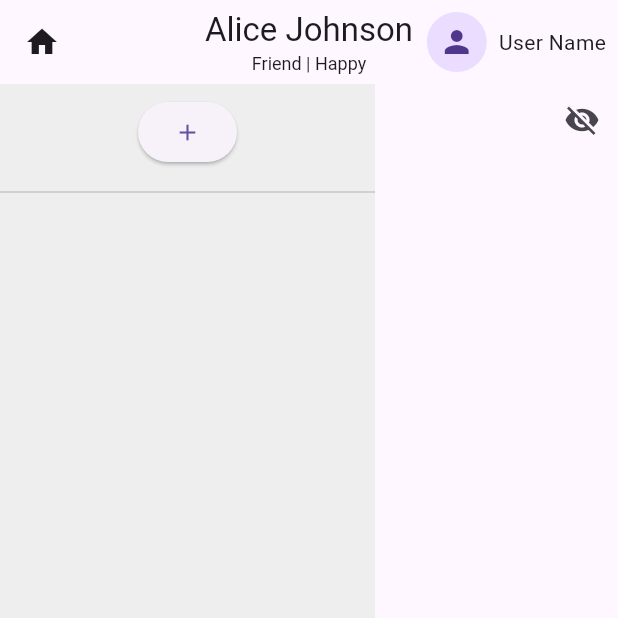
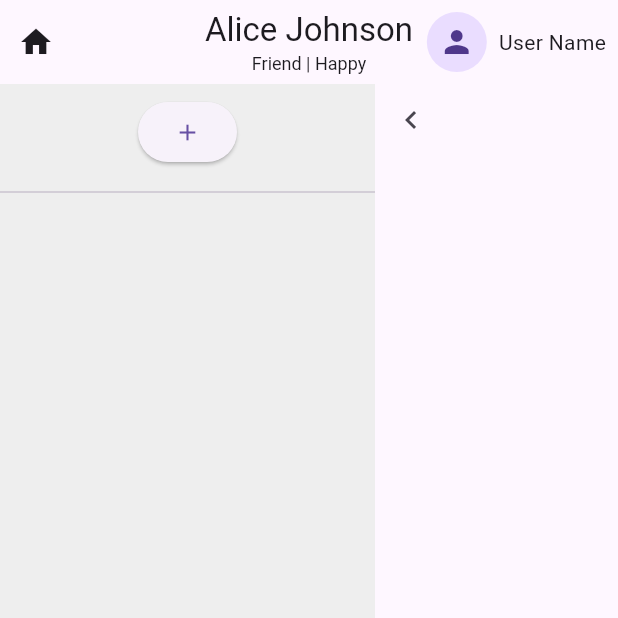
Before and after one commit to KexinWei/Senti, a Flutter app: the screen it shows after launch, after a tap on "AJ", on a phone screen of 412 x 824 dp, the top half of it. Run offline on Flutter 3.47's test engine with Material 3 defaults, Android fonts, the phone set to English and light mode, and no system bars.

Commit message:
change the history visible icon

```diff
--- a/frontend/lib/components/chat_conversation_view.dart
+++ b/frontend/lib/components/chat_conversation_view.dart
@@ -83,13 +83,13 @@ class _ChatConversationViewState extends State<ChatConversationView> {
           child: Column(
             children: [
               Row(
-                mainAxisAlignment: MainAxisAlignment.end,
+                mainAxisAlignment: MainAxisAlignment.start,
                 children: [
                   IconButton(
                     icon: Icon(
                       _isHistoryVisible
-                          ? Icons.visibility_off
-                          : Icons.visibility,
+                          ? Icons.keyboard_arrow_left
+                          : Icons.keyboard_arrow_right,
                     ),
                     tooltip:
                         _isHistoryVisible ? 'Hide History' : 'Show History',
--- a/frontend/lib/screens/home_screen.dart
+++ b/frontend/lib/screens/home_screen.dart
@@ -95,10 +95,15 @@ class _HomeScreenState extends State<HomeScreen> {
         centerTitle: true,
         leading:
             selectedTarget != null
-                ? IconButton(
-                  icon: Icon(Icons.home),
-                  tooltip: "Home",
-                  onPressed: _startNewChat,
+                ? Row(
+                  mainAxisSize: MainAxisSize.min,
+                  children: [
+                    IconButton(
+                      icon: Icon(Icons.home),
+                      tooltip: "Home",
+                      onPressed: _startNewChat,
+                    ),
+                  ],
                 )
                 : null,
         title:
```
